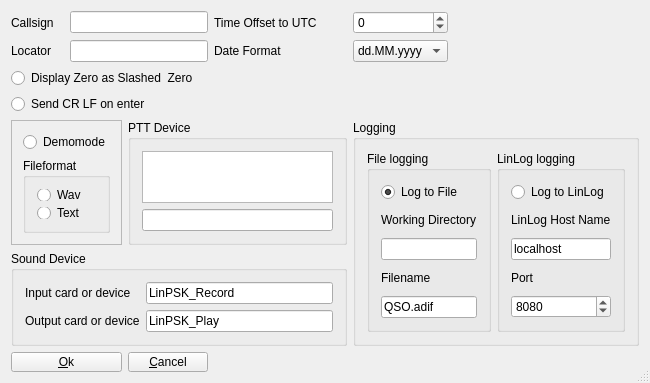
First picture: the form in trunk/gui/generalsettings.ui, repository dl1ksv/linpsk, before the edit.
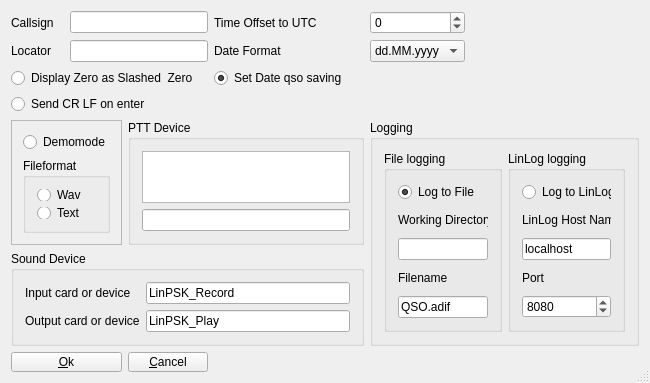
Second picture: the form after the edit.

Patch:
```diff
--- a/trunk/gui/generalsettings.ui
+++ b/trunk/gui/generalsettings.ui
@@ -150,32 +150,6 @@
      </property>
     </widget>
    </item>
-   <item row="2" column="3">
-    <spacer name="horizontalSpacer">
-     <property name="orientation">
-      <enum>Qt::Horizontal</enum>
-     </property>
-     <property name="sizeHint" stdset="0">
-      <size>
-       <width>115</width>
-       <height>20</height>
-      </size>
-     </property>
-    </spacer>
-   </item>
-   <item row="2" column="4" colspan="2">
-    <spacer name="horizontalSpacer_2">
-     <property name="orientation">
-      <enum>Qt::Horizontal</enum>
-     </property>
-     <property name="sizeHint" stdset="0">
-      <size>
-       <width>115</width>
-       <height>20</height>
-      </size>
-     </property>
-    </spacer>
-   </item>
    <item row="3" column="0" colspan="3">
     <widget class="QRadioButton" name="autoCrLf">
      <property name="enabled">
@@ -508,6 +482,38 @@
      </property>
     </spacer>
    </item>
+   <item row="2" column="4" colspan="2">
+    <spacer name="horizontalSpacer_2">
+     <property name="orientation">
+      <enum>Qt::Horizontal</enum>
+     </property>
+     <property name="sizeHint" stdset="0">
+      <size>
+       <width>115</width>
+       <height>20</height>
+      </size>
+     </property>
+    </spacer>
+   </item>
+   <item row="2" column="3">
+    <widget class="QRadioButton" name="autoDate">
+     <property name="minimumSize">
+      <size>
+       <width>150</width>
+       <height>0</height>
+      </size>
+     </property>
+     <property name="text">
+      <string>Set Date qso saving</string>
+     </property>
+     <property name="checked">
+      <bool>true</bool>
+     </property>
+     <property name="autoExclusive">
+      <bool>false</bool>
+     </property>
+    </widget>
+   </item>
   </layout>
  </widget>
  <layoutdefault spacing="6" margin="11"/>
```
Left out of the diff: 56 changed lines with no effect on the pictures.
